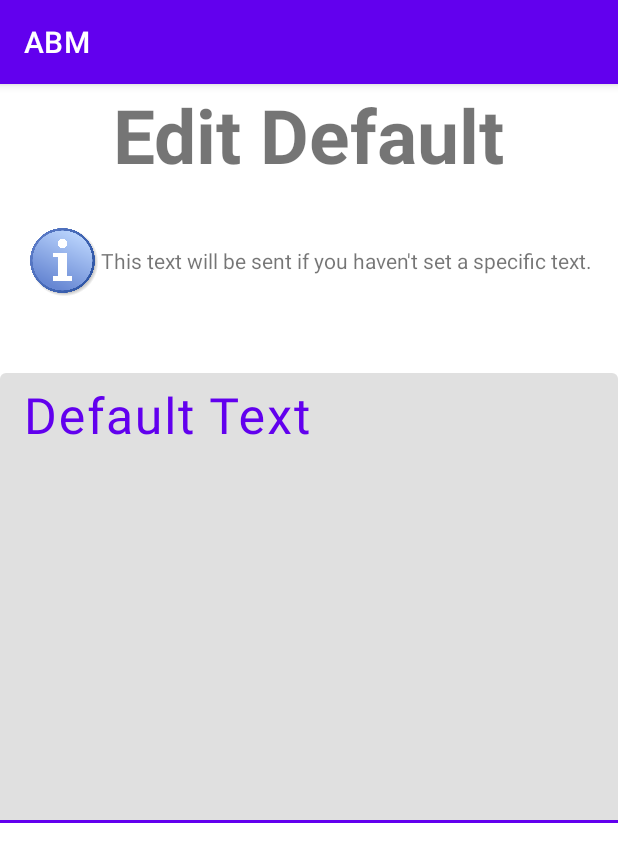
After one commit to SnarkDev/ABM, an Android app: the EditDefaultActivity screen opened directly, with no data from a screen before it, on a phone screen of 412 x 824 dp. The commit adds this screen. Shown: the top 862 px of the screen. Run offline under Robolectric (Android 15) with nearby library versions, the phone set to English and light mode, and no system bars.

Commit message:
Finished Edit Default Frontend

```diff
--- a/app/build.gradle
+++ b/app/build.gradle
@@ -40,6 +40,8 @@ dependencies {
     implementation 'androidx.legacy:legacy-support-v4:1.0.0'
     implementation 'androidx.recyclerview:recyclerview:1.1.0'
     implementation 'com.google.gdata:core:1.47.1'
+    implementation 'androidx.navigation:navigation-fragment:2.3.0'
+    implementation 'androidx.navigation:navigation-ui:2.3.0'
     testImplementation 'junit:junit:4.+'
     androidTestImplementation 'androidx.test.ext:junit:1.1.2'
     androidTestImplementation 'androidx.test.espresso:espresso-core:3.3.0'
--- a/app/src/main/AndroidManifest.xml
+++ b/app/src/main/AndroidManifest.xml
@@ -1,6 +1,7 @@
 <?xml version="1.0" encoding="utf-8"?>
 <manifest xmlns:android="http://schemas.android.com/apk/res/android"
     package="ch.trumpf.abm">
+
     <uses-permission android:name="android.permission.READ_CONTACTS" />
 
     <application
@@ -10,12 +11,14 @@
         android:roundIcon="@mipmap/ic_launcher_round"
         android:supportsRtl="true"
         android:theme="@style/Theme.ABM">
+        <activity android:name=".EditDefaultActivity"></activity>
         <activity android:name=".MainActivity">
             android:name = ".MainActivity"
             android:configChanges = "keyboardHidden|orientation|screenSize">
             <intent-filter>
                 <action android:name="android.intent.action.MAIN" />
-                <action android:name = "android.intent.action.CREATE_SHORTCUT" />
+                <action android:name="android.intent.action.CREATE_SHORTCUT" />
+
                 <category android:name="android.intent.category.LAUNCHER" />
             </intent-filter>
         </activity>
--- /dev/null
+++ b/app/src/main/java/ch/trumpf/abm/EditDefaultActivity.java
@@ -0,0 +1,14 @@
+package ch.trumpf.abm;
+
+import androidx.appcompat.app.AppCompatActivity;
+
+import android.os.Bundle;
+
+public class EditDefaultActivity extends AppCompatActivity {
+
+    @Override
+    protected void onCreate(Bundle savedInstanceState) {
+        super.onCreate(savedInstanceState);
+        setContentView(R.layout.activity_edit_default);
+    }
+}
--- a/app/src/main/java/ch/trumpf/abm/MainActivity.java
+++ b/app/src/main/java/ch/trumpf/abm/MainActivity.java
@@ -3,6 +3,7 @@ package ch.trumpf.abm;
 import androidx.appcompat.app.AppCompatActivity;
 import androidx.core.app.ActivityCompat;
 import android.Manifest;
+import android.app.Activity;
 import android.content.ContentResolver;
 import android.content.pm.PackageManager;
 import android.database.Cursor;
@@ -43,6 +44,13 @@ public class MainActivity extends AppCompatActivity  {
             contacts = getAllContacts();
 
             fillListView(contacts);
+        });
+
+        Button editDefault = (Button) findViewById(R.id.editDefault_Btn);
+
+        editDefault.setOnClickListener(v ->
+        {
+            setContentView(R.layout.activity_edit_default);
         });
 
         contacts = sortContacts(contacts);
--- /dev/null
+++ b/app/src/main/res/layout/activity_edit_default.xml
@@ -0,0 +1,65 @@
+<?xml version="1.0" encoding="utf-8"?>
+<androidx.constraintlayout.widget.ConstraintLayout xmlns:android="http://schemas.android.com/apk/res/android"
+    xmlns:app="http://schemas.android.com/apk/res-auto"
+    xmlns:tools="http://schemas.android.com/tools"
+    android:layout_width="match_parent"
+    android:layout_height="match_parent"
+    tools:context=".EditDefaultActivity">
+
+    <LinearLayout
+        android:layout_width="match_parent"
+        android:layout_height="match_parent"
+        android:gravity="center_horizontal"
+        android:orientation="vertical">
+
+        <TextView
+            android:id="@+id/EditDefault_Tv"
+            android:layout_width="wrap_content"
+            android:layout_height="wrap_content"
+            android:text="@string/EditDefault_TextView"
+            android:textSize="50sp"
+            android:textStyle="bold" />
+
+        <Space
+            android:layout_width="match_parent"
+            android:layout_height="25dp" />
+
+        <LinearLayout
+            android:layout_width="wrap_content"
+            android:layout_height="wrap_content"
+            android:orientation="horizontal">
+
+            <ImageView
+                android:id="@+id/imageView"
+                android:layout_width="50dp"
+                android:layout_height="50dp"
+                android:layout_weight="0"
+                app:srcCompat="@drawable/information_icon" />
+
+            <TextView
+                android:id="@+id/textView"
+                android:layout_width="wrap_content"
+                android:layout_height="50dp"
+                android:layout_weight="0"
+                android:gravity="center"
+                android:text="@string/EditDefaultExplanation_TextView" />
+
+        </LinearLayout>
+
+        <Space
+            android:layout_width="match_parent"
+            android:layout_height="50dp" />
+
+        <com.google.android.material.textfield.TextInputLayout
+            android:layout_width="match_parent"
+            android:layout_height="match_parent">
+
+            <com.google.android.material.textfield.TextInputEditText
+                android:layout_width="match_parent"
+                android:layout_height="300dp"
+                android:gravity="top"
+                android:hint="@string/DefaultText_TextLayout" />
+        </com.google.android.material.textfield.TextInputLayout>
+
+    </LinearLayout>
+</androidx.constraintlayout.widget.ConstraintLayout>
--- a/app/src/main/res/values/strings.xml
+++ b/app/src/main/res/values/strings.xml
@@ -2,4 +2,7 @@
     <string name="app_name">ABM</string>
     <string name="editDefault_Button">Edit default</string>
     <string name="refresh_Button">Refresh</string>
+    <string name="EditDefault_TextView">Edit Default</string>
+    <string name="EditDefaultExplanation_TextView">This text will be sent if you haven\'t set a specific text.</string>
+    <string name="DefaultText_TextLayout"><font size="50">Default Text</font></string>
 </resources>
--- a/app/src/main/res/values/themes.xml
+++ b/app/src/main/res/values/themes.xml
@@ -13,4 +13,13 @@
         <item name="android:statusBarColor" tools:targetApi="l">?attr/colorPrimaryVariant</item>
         <!-- Customize your theme here. -->
     </style>
+
+    <style name="Theme.ABM.NoActionBar">
+        <item name="windowActionBar">false</item>
+        <item name="windowNoTitle">true</item>
+    </style>
+
+    <style name="Theme.ABM.AppBarOverlay" parent="ThemeOverlay.AppCompat.Dark.ActionBar" />
+
+    <style name="Theme.ABM.PopupOverlay" parent="ThemeOverlay.AppCompat.Light" />
 </resources>
```
Also changed, not shown: app/src/main/res/drawable/information_icon.png (added).
